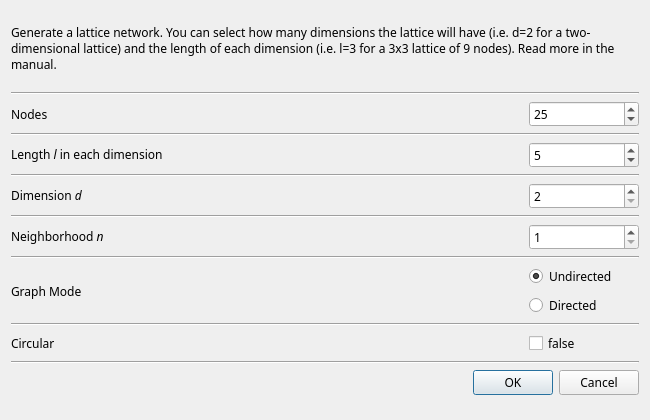
Before: the Qt Designer form src/forms/dialograndlattice.ui in socnetv/app, drawn with Qt 5.
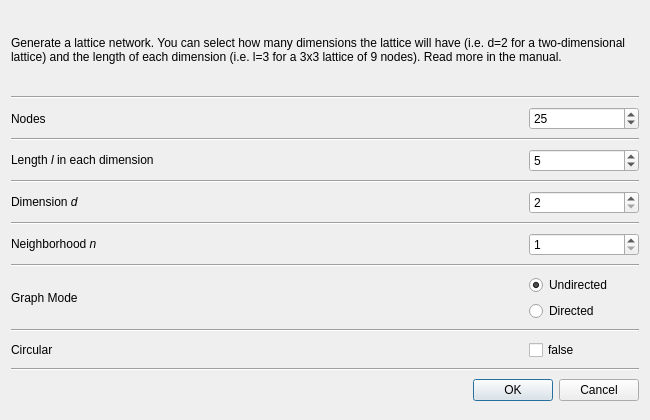
After: the same form once the commit is applied.

Commit message: fixed (reset) font family and font-sizes in all dialogs (once again...)

The edit to the form file:
```diff
--- a/src/forms/dialograndlattice.ui
+++ b/src/forms/dialograndlattice.ui
@@ -52,11 +52,6 @@
        <height>75</height>
       </size>
      </property>
-     <property name="font">
-      <font>
-       <family>Sans Serif</family>
-      </font>
-     </property>
      <property name="frameShape">
       <enum>QFrame::NoFrame</enum>
      </property>
@@ -97,11 +92,6 @@
          <height>0</height>
         </size>
        </property>
-       <property name="font">
-        <font>
-         <family>Sans Serif</family>
-        </font>
-       </property>
        <property name="text">
         <string>Nodes</string>
        </property>
@@ -121,11 +111,6 @@
          <height>0</height>
         </size>
        </property>
-       <property name="font">
-        <font>
-         <family>Sans Serif</family>
-        </font>
-       </property>
        <property name="toolTip">
         <string>&lt;html&gt;&lt;head/&gt;&lt;body&gt;&lt;p&gt;&lt;span style=&quot; font-weight:600;&quot;&gt;Lattice Nodes &lt;/span&gt;&lt;/p&gt;&lt;p&gt;The resulting lattice will have this amount of nodes . &lt;/p&gt;&lt;p&gt;This value changes automatically as you modify the &lt;span style=&quot; font-style:italic;&quot;&gt;length l &lt;/span&gt;of each dimension (below).&lt;/p&gt;&lt;/body&gt;&lt;/html&gt;</string>
        </property>
@@ -168,11 +153,6 @@
          <height>0</height>
         </size>
        </property>
-       <property name="font">
-        <font>
-         <family>Sans Serif</family>
-        </font>
-       </property>
        <property name="text">
         <string>&lt;html&gt;&lt;head/&gt;&lt;body&gt;&lt;p&gt;Length &lt;span style=&quot; font-style:italic;&quot;&gt;l &lt;/span&gt;in each dimension &lt;/p&gt;&lt;/body&gt;&lt;/html&gt;</string>
        </property>
@@ -186,11 +166,6 @@
          <height>0</height>
         </size>
        </property>
-       <property name="font">
-        <font>
-         <family>Sans Serif</family>
-        </font>
-       </property>
        <property name="toolTip">
         <string>&lt;html&gt;&lt;head/&gt;&lt;body&gt;&lt;p&gt;&lt;span style=&quot; font-weight:600;&quot;&gt;Length&lt;/span&gt;&lt;/p&gt;&lt;p&gt;The size of the lattice in each dimension.&lt;/p&gt;&lt;/body&gt;&lt;/html&gt;</string>
        </property>
@@ -233,11 +208,6 @@
          <height>0</height>
         </size>
        </property>
-       <property name="font">
-        <font>
-         <family>Sans Serif</family>
-        </font>
-       </property>
        <property name="text">
         <string>&lt;html&gt;&lt;head/&gt;&lt;body&gt;&lt;p&gt;Dimension &lt;span style=&quot; font-style:italic;&quot;&gt;d&lt;/span&gt;&lt;/p&gt;&lt;/body&gt;&lt;/html&gt;</string>
        </property>
@@ -251,11 +221,6 @@
          <height>0</height>
         </size>
        </property>
-       <property name="font">
-        <font>
-         <family>Sans Serif</family>
-        </font>
-       </property>
        <property name="toolTip">
         <string>&lt;html&gt;&lt;head/&gt;&lt;body&gt;&lt;p&gt;&lt;span style=&quot; font-weight:600;&quot;&gt;Dimension &lt;/span&gt;&lt;span style=&quot; font-weight:600; font-style:italic;&quot;&gt;d&lt;/span&gt;&lt;/p&gt;&lt;p&gt;The dimension of the lattice.&lt;/p&gt;&lt;p&gt;I.e. enter 2 for a two-dimensional lattice.&lt;/p&gt;&lt;p&gt;&lt;br/&gt;&lt;/p&gt;&lt;/body&gt;&lt;/html&gt;</string>
        </property>
@@ -298,11 +263,6 @@
          <height>0</height>
         </size>
        </property>
-       <property name="font">
-        <font>
-         <family>Sans Serif</family>
-        </font>
-       </property>
        <property name="text">
         <string>&lt;html&gt;&lt;head/&gt;&lt;body&gt;&lt;p&gt;Neighborhood &lt;span style=&quot; font-style:italic;&quot;&gt;n&lt;/span&gt;&lt;/p&gt;&lt;/body&gt;&lt;/html&gt;</string>
        </property>
@@ -316,11 +276,6 @@
          <height>0</height>
         </size>
        </property>
-       <property name="font">
-        <font>
-         <family>Sans Serif</family>
-        </font>
-       </property>
        <property name="toolTip">
         <string>&lt;html&gt;&lt;head/&gt;&lt;body&gt;&lt;p&gt;&lt;span style=&quot; font-weight:600;&quot;&gt;Neighborhood &lt;/span&gt;&lt;span style=&quot; font-weight:600; font-style:italic;&quot;&gt;n&lt;/span&gt;&lt;/p&gt;&lt;p&gt;The distance within which the neighbors on the lattice will be connected&lt;/p&gt;&lt;/body&gt;&lt;/html&gt;</string>
        </property>
@@ -363,11 +318,6 @@
          <height>0</height>
         </size>
        </property>
-       <property name="font">
-        <font>
-         <family>Sans Serif</family>
-        </font>
-       </property>
        <property name="text">
         <string>Graph Mode</string>
        </property>
@@ -389,11 +339,6 @@
            <height>0</height>
           </size>
          </property>
-         <property name="font">
-          <font>
-           <family>Sans Serif</family>
-          </font>
-         </property>
          <property name="text">
           <string>Undirected</string>
          </property>
@@ -419,11 +364,6 @@
            <height>0</height>
           </size>
          </property>
-         <property name="font">
-          <font>
-           <family>Sans Serif</family>
-          </font>
-         </property>
          <property name="text">
           <string>Directed</string>
          </property>
@@ -459,11 +399,6 @@
          <height>0</height>
         </size>
        </property>
-       <property name="font">
-        <font>
-         <family>Sans Serif</family>
-        </font>
-       </property>
        <property name="text">
         <string>Circular</string>
        </property>
@@ -485,11 +420,6 @@
            <height>0</height>
           </size>
          </property>
-         <property name="font">
-          <font>
-           <family>Sans Serif</family>
-          </font>
-         </property>
          <property name="toolTip">
           <string>&lt;html&gt;&lt;head/&gt;&lt;body&gt;&lt;p&gt;If checked, the lattice will be circular&lt;/p&gt;&lt;/body&gt;&lt;/html&gt;</string>
          </property>
@@ -514,12 +444,6 @@
    </item>
    <item row="14" column="0">
     <widget class="QDialogButtonBox" name="buttonBox">
-     <property name="font">
-      <font>
-       <family>Sans Serif</family>
-       <stylestrategy>PreferDefault</stylestrategy>
-      </font>
-     </property>
      <property name="orientation">
       <enum>Qt::Horizontal</enum>
      </property>
```
The commit also changes 14 other files.
